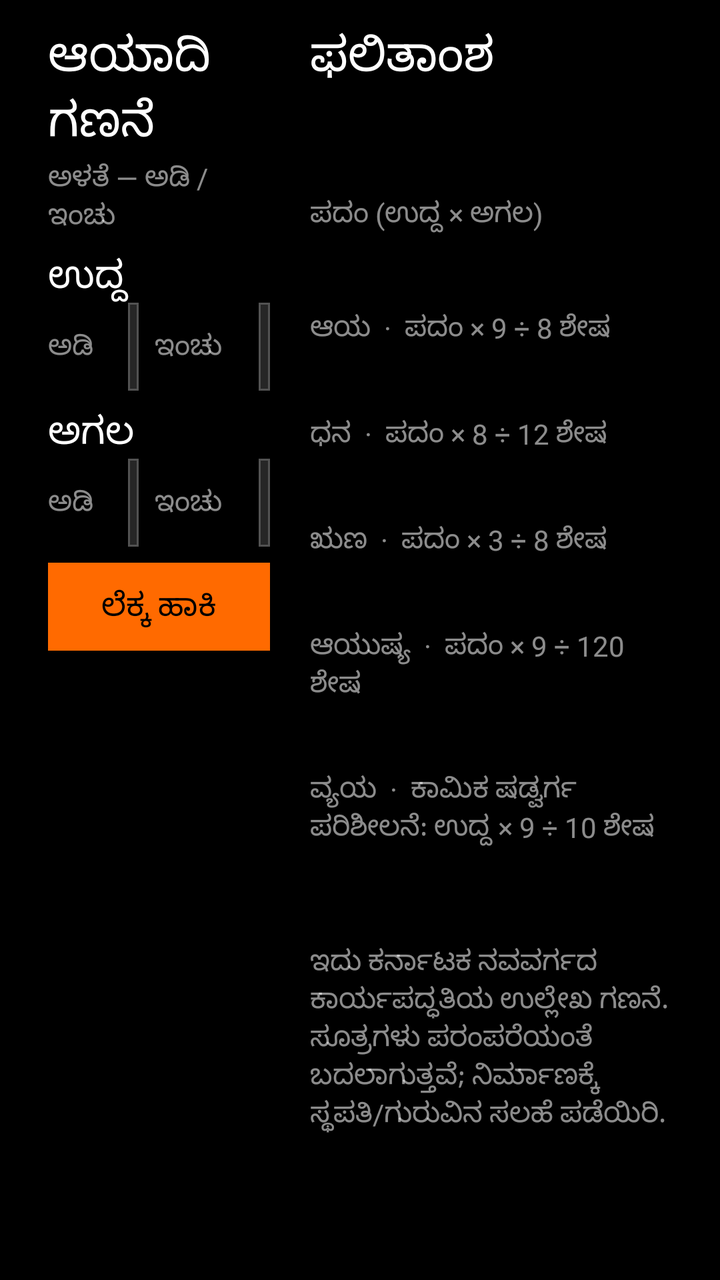
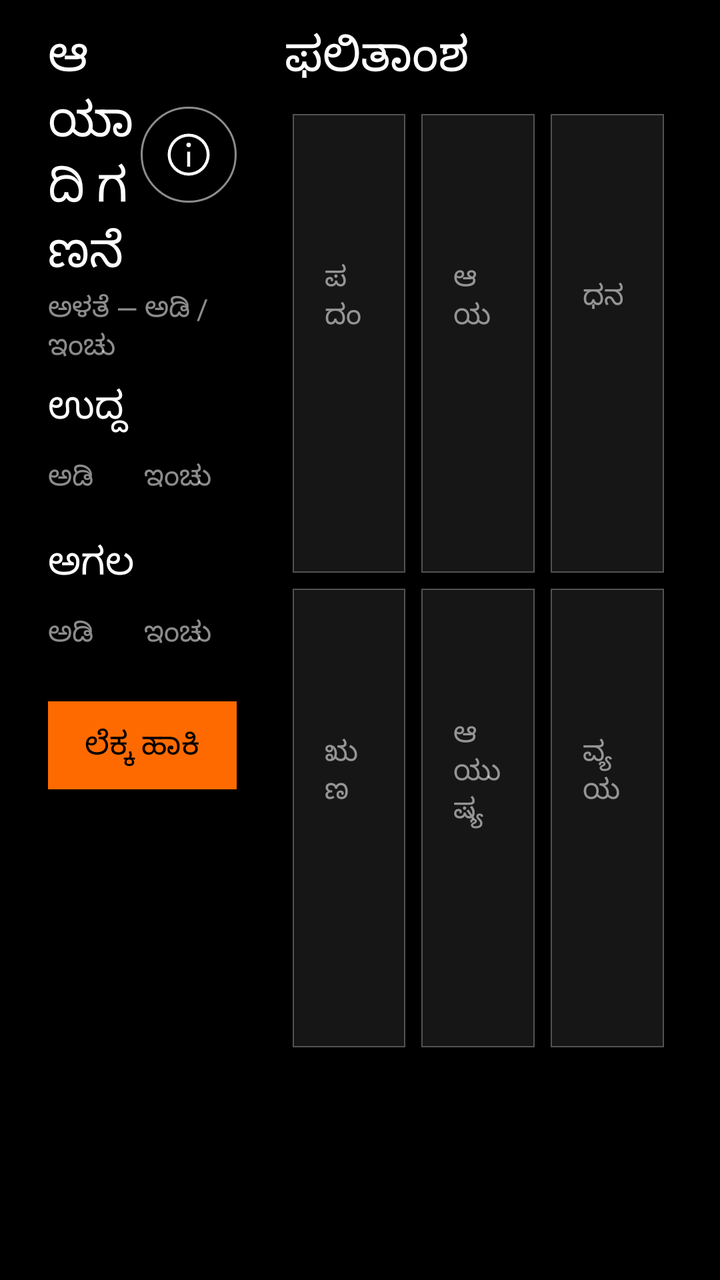

Compare the two renders of this Android layout. The source of the first and the diff that turns it into the second are given below.
<!-- AndroidManifest.xml: application theme Theme.PaperDesk -->
<!-- res/layout/page_aayadi.xml -->
<?xml version="1.0" encoding="utf-8"?>
<LinearLayout xmlns:android="http://schemas.android.com/apk/res/android"
    android:layout_width="match_parent" android:layout_height="match_parent"
    android:background="@color/black" android:orientation="horizontal"
    android:paddingLeft="@dimen/page_pad_h" android:paddingTop="@dimen/page_pad_top" android:paddingRight="@dimen/page_pad_h"
    android:paddingBottom="@dimen/footer_bar">
    <LinearLayout android:layout_width="0dp" android:layout_height="match_parent" android:layout_weight="0.42" android:orientation="vertical" android:paddingRight="20dp">
        <TextView android:id="@+id/aayadiTitle" style="@style/Desk.Title" android:layout_width="match_parent" android:layout_height="wrap_content" android:text="ಆಯಾದಿ ಗಣನೆ" />
        <TextView style="@style/Desk.Meta" android:layout_width="match_parent" android:layout_height="wrap_content" android:layout_marginTop="2dp" android:text="ಅಳತೆ — ಅಡಿ / ಇಂಚು" />
        <TextView style="@style/Desk.Section" android:layout_width="match_parent" android:layout_height="wrap_content" android:layout_marginTop="8dp" android:text="ಉದ್ದ" />
        <LinearLayout android:layout_width="match_parent" android:layout_height="wrap_content" android:orientation="horizontal">
            <TextView style="@style/Desk.Meta" android:layout_width="40dp" android:layout_height="44dp" android:gravity="center_vertical" android:text="ಅಡಿ" />
            <Spinner android:id="@+id/aayadiLengthFt" android:layout_width="0dp" android:layout_height="44dp" android:layout_weight="1" android:background="@drawable/bg_dropdown" android:contentDescription="ಉದ್ದ ಅಡಿ" android:popupBackground="@color/surface_2" android:spinnerMode="dropdown" />
            <TextView style="@style/Desk.Meta" android:layout_width="52dp" android:layout_height="44dp" android:layout_marginLeft="8dp" android:gravity="center_vertical" android:text="ಇಂಚು" />
            <Spinner android:id="@+id/aayadiLengthIn" android:layout_width="0dp" android:layout_height="44dp" android:layout_weight="1" android:background="@drawable/bg_dropdown" android:contentDescription="ಉದ್ದ ಇಂಚು" android:popupBackground="@color/surface_2" android:spinnerMode="dropdown" />
        </LinearLayout>
        <TextView style="@style/Desk.Section" android:layout_width="match_parent" android:layout_height="wrap_content" android:layout_marginTop="8dp" android:text="ಅಗಲ" />
        <LinearLayout android:layout_width="match_parent" android:layout_height="wrap_content" android:orientation="horizontal">
            <TextView style="@style/Desk.Meta" android:layout_width="40dp" android:layout_height="44dp" android:gravity="center_vertical" android:text="ಅಡಿ" />
            <Spinner android:id="@+id/aayadiBreadthFt" android:layout_width="0dp" android:layout_height="44dp" android:layout_weight="1" android:background="@drawable/bg_dropdown" android:contentDescription="ಅಗಲ ಅಡಿ" android:popupBackground="@color/surface_2" android:spinnerMode="dropdown" />
            <TextView style="@style/Desk.Meta" android:layout_width="52dp" android:layout_height="44dp" android:layout_marginLeft="8dp" android:gravity="center_vertical" android:text="ಇಂಚು" />
            <Spinner android:id="@+id/aayadiBreadthIn" android:layout_width="0dp" android:layout_height="44dp" android:layout_weight="1" android:background="@drawable/bg_dropdown" android:contentDescription="ಅಗಲ ಇಂಚು" android:popupBackground="@color/surface_2" android:spinnerMode="dropdown" />
        </LinearLayout>
        <TextView android:id="@+id/aayadiCalculate" style="@style/Desk.Button.Accent" android:layout_width="match_parent" android:layout_height="44dp" android:layout_marginTop="8dp" android:gravity="center" android:text="ಲೆಕ್ಕ ಹಾಕಿ" />
        <TextView android:id="@+id/aayadiError" style="@style/Desk.Meta" android:layout_width="match_parent" android:layout_height="wrap_content" android:layout_marginTop="8dp" android:text="ಸರಿಯಾದ ಉದ್ದ ಮತ್ತು ಅಗಲ ನಮೂದಿಸಿ" android:textColor="@color/accent" android:visibility="gone" />
    </LinearLayout>
    <ScrollView android:layout_width="0dp" android:layout_height="match_parent" android:layout_weight="0.58" android:fillViewport="true" android:scrollbars="none">
        <LinearLayout android:layout_width="match_parent" android:layout_height="wrap_content" android:orientation="vertical">
            <TextView android:id="@+id/aayadiResultTitle" style="@style/Desk.Title" android:layout_width="match_parent" android:layout_height="wrap_content" android:text="ಫಲಿತಾಂಶ" />
            <LinearLayout android:id="@+id/aayadiResults" android:layout_width="match_parent" android:layout_height="wrap_content" android:orientation="vertical">
                <TextView android:id="@+id/aayadiPadam" style="@style/Desk.Title.Large" android:layout_width="match_parent" android:layout_height="wrap_content" android:layout_marginTop="12dp" />
                <TextView style="@style/Desk.Meta" android:layout_width="match_parent" android:layout_height="wrap_content" android:text="ಪದಂ (ಉದ್ದ × ಅಗಲ)" />
                <TextView android:id="@+id/aayadiAaya" style="@style/Desk.Section" android:layout_width="match_parent" android:layout_height="wrap_content" android:layout_marginTop="12dp" />
                <TextView style="@style/Desk.Meta" android:layout_width="match_parent" android:layout_height="wrap_content" android:text="ಆಯ  ·  ಪದಂ × 9 ÷ 8 ಶೇಷ" />
                <TextView android:id="@+id/aayadiDhana" style="@style/Desk.Section" android:layout_width="match_parent" android:layout_height="wrap_content" android:layout_marginTop="8dp" />
                <TextView style="@style/Desk.Meta" android:layout_width="match_parent" android:layout_height="wrap_content" android:text="ಧನ  ·  ಪದಂ × 8 ÷ 12 ಶೇಷ" />
                <TextView android:id="@+id/aayadiRuna" style="@style/Desk.Section" android:layout_width="match_parent" android:layout_height="wrap_content" android:layout_marginTop="8dp" />
                <TextView style="@style/Desk.Meta" android:layout_width="match_parent" android:layout_height="wrap_content" android:text="ಋಣ  ·  ಪದಂ × 3 ÷ 8 ಶೇಷ" />
                <TextView android:id="@+id/aayadiAyush" style="@style/Desk.Section" android:layout_width="match_parent" android:layout_height="wrap_content" android:layout_marginTop="8dp" />
                <TextView style="@style/Desk.Meta" android:layout_width="match_parent" android:layout_height="wrap_content" android:text="ಆಯುಷ್ಯ  ·  ಪದಂ × 9 ÷ 120 ಶೇಷ" />
                <TextView android:id="@+id/aayadiVyaya" style="@style/Desk.Section" android:layout_width="match_parent" android:layout_height="wrap_content" android:layout_marginTop="8dp" />
                <TextView style="@style/Desk.Meta" android:layout_width="match_parent" android:layout_height="wrap_content" android:text="ವ್ಯಯ  ·  ಕಾಮಿಕ ಷಡ್ವರ್ಗ ಪರಿಶೀಲನೆ: ಉದ್ದ × 9 ÷ 10 ಶೇಷ" />
                <TextView android:id="@+id/aayadiSummary" style="@style/Desk.Body" android:layout_width="match_parent" android:layout_height="wrap_content" android:layout_marginTop="14dp" android:textColor="@color/accent" />
                <TextView style="@style/Desk.Meta" android:layout_width="match_parent" android:layout_height="wrap_content" android:layout_marginTop="10dp" android:text="ಇದು ಕರ್ನಾಟಕ ನವವರ್ಗದ ಕಾರ್ಯಪದ್ಧತಿಯ ಉಲ್ಲೇಖ ಗಣನೆ. ಸೂತ್ರಗಳು ಪರಂಪರೆಯಂತೆ ಬದಲಾಗುತ್ತವೆ; ನಿರ್ಮಾಣಕ್ಕೆ ಸ್ಥಪತಿ/ಗುರುವಿನ ಸಲಹೆ ಪಡೆಯಿರಿ." />
            </LinearLayout>
        </LinearLayout>
    </ScrollView>
</LinearLayout>
<!-- resources referenced by this layout -->
<resources>
  <color name="accent">#FF6A00</color>
  <color name="black">#000000</color>
  <color name="surface_2">#262626</color>
  <dimen name="footer_bar">64dp</dimen>
  <dimen name="page_pad_h">24dp</dimen>
  <dimen name="page_pad_top">12dp</dimen>
  <style name="Desk">
          <item name="android:fontFamily">sans-serif</item>
          <item name="android:textColor">@color/white</item>
      </style>
  <dimen name="type_body">18sp</dimen>
  <color name="white_90">#E6FFFFFF</color>
  <dimen name="type_meta">14sp</dimen>
  <color name="white_55">#8CFFFFFF</color>
  <dimen name="type_section">19sp</dimen>
  <color name="white">#FFFFFF</color>
  <dimen name="type_title">24sp</dimen>
  <dimen name="type_title_lg">30sp</dimen>
  <color name="carbon_support_error">#FA4D56</color>
  <color name="carbon_gray_80">#393939</color>
  <style name="Desk.Check" parent="Widget.AppCompat.CompoundButton.CheckBox">
          <item name="android:button">@drawable/bg_checkbox</item>
      </style>
  <color name="accent_70">#B3FF6A00</color>
  <color name="divider">#525252</color>
  <dimen name="btn_h">44dp</dimen>
  <dimen name="type_btn">16sp</dimen>
  <dimen name="space_16">16dp</dimen>
  <dimen name="space_8">8dp</dimen>
  <dimen name="touch">48dp</dimen>
  <dimen name="stroke_hairline">0.5dp</dimen>
  <style name="Desk.DialogButton.Positive" parent="Desk.DialogButton">
          <item name="android:textColor">@color/accent</item>
      </style>
  <style name="Desk.DialogButton.Negative" parent="Desk.DialogButton">
          <item name="android:textColor">@color/white_70</item>
      </style>
  <dimen name="check">20dp</dimen>
  <dimen name="stroke">0.5dp</dimen>
  <color name="white_70">#B3FFFFFF</color>
  <!-- unchanged entries left out for length: 21 -->
</resources>

<!-- the commit's change to res/layout/page_aayadi.xml (unified diff, before → after) -->
@@ -1,48 +1,173 @@
 <?xml version="1.0" encoding="utf-8"?>
 <LinearLayout xmlns:android="http://schemas.android.com/apk/res/android"
-    android:layout_width="match_parent" android:layout_height="match_parent"
-    android:background="@color/black" android:orientation="horizontal"
-    android:paddingLeft="@dimen/page_pad_h" android:paddingTop="@dimen/page_pad_top" android:paddingRight="@dimen/page_pad_h"
+    android:layout_width="match_parent"
+    android:layout_height="match_parent"
+    android:background="@color/black"
+    android:orientation="horizontal"
+    android:paddingLeft="@dimen/page_pad_h"
+    android:paddingTop="@dimen/page_pad_top"
+    android:paddingRight="@dimen/page_pad_h"
     android:paddingBottom="@dimen/footer_bar">
-    <LinearLayout android:layout_width="0dp" android:layout_height="match_parent" android:layout_weight="0.42" android:orientation="vertical" android:paddingRight="20dp">
-        <TextView android:id="@+id/aayadiTitle" style="@style/Desk.Title" android:layout_width="match_parent" android:layout_height="wrap_content" android:text="ಆಯಾದಿ ಗಣನೆ" />
-        <TextView style="@style/Desk.Meta" android:layout_width="match_parent" android:layout_height="wrap_content" android:layout_marginTop="2dp" android:text="ಅಳತೆ — ಅಡಿ / ಇಂಚು" />
-        <TextView style="@style/Desk.Section" android:layout_width="match_parent" android:layout_height="wrap_content" android:layout_marginTop="8dp" android:text="ಉದ್ದ" />
-        <LinearLayout android:layout_width="match_parent" android:layout_height="wrap_content" android:orientation="horizontal">
+
+    <LinearLayout
+        android:layout_width="0dp"
+        android:layout_height="match_parent"
+        android:layout_weight="0.38"
+        android:orientation="vertical"
+        android:paddingRight="24dp">
+
+        <LinearLayout
+            android:layout_width="match_parent"
+            android:layout_height="wrap_content"
+            android:gravity="center_vertical"
+            android:orientation="horizontal">
+
+            <TextView
+                android:id="@+id/aayadiTitle"
+                style="@style/Desk.Title"
+                android:layout_width="0dp"
+                android:layout_height="wrap_content"
+                android:layout_weight="1"
+                android:text="ಆಯಾದಿ ಗಣನೆ" />
+
+            <ImageButton
+                android:id="@+id/aayadiInfo"
+                style="@style/Desk.Circle"
+                android:contentDescription="ಆಯಾದಿ ಮಾಹಿತಿ"
+                android:src="@drawable/ic_information" />
+        </LinearLayout>
+
+        <TextView
+            style="@style/Desk.Meta"
+            android:layout_width="match_parent"
+            android:layout_height="wrap_content"
+            android:layout_marginTop="2dp"
+            android:text="ಅಳತೆ — ಅಡಿ / ಇಂಚು" />
+
+        <TextView
+            style="@style/Desk.Section"
+            android:layout_width="match_parent"
+            android:layout_height="wrap_content"
+            android:layout_marginTop="8dp"
+            android:text="ಉದ್ದ" />
+
+        <LinearLayout
+            android:layout_width="match_parent"
+            android:layout_height="wrap_content"
+            android:orientation="horizontal">
             <TextView style="@style/Desk.Meta" android:layout_width="40dp" android:layout_height="44dp" android:gravity="center_vertical" android:text="ಅಡಿ" />
             <Spinner android:id="@+id/aayadiLengthFt" android:layout_width="0dp" android:layout_height="44dp" android:layout_weight="1" android:background="@drawable/bg_dropdown" android:contentDescription="ಉದ್ದ ಅಡಿ" android:popupBackground="@color/surface_2" android:spinnerMode="dropdown" />
             <TextView style="@style/Desk.Meta" android:layout_width="52dp" android:layout_height="44dp" android:layout_marginLeft="8dp" android:gravity="center_vertical" android:text="ಇಂಚು" />
             <Spinner android:id="@+id/aayadiLengthIn" android:layout_width="0dp" android:layout_height="44dp" android:layout_weight="1" android:background="@drawable/bg_dropdown" android:contentDescription="ಉದ್ದ ಇಂಚು" android:popupBackground="@color/surface_2" android:spinnerMode="dropdown" />
         </LinearLayout>
-        <TextView style="@style/Desk.Section" android:layout_width="match_parent" android:layout_height="wrap_content" android:layout_marginTop="8dp" android:text="ಅಗಲ" />
-        <LinearLayout android:layout_width="match_parent" android:layout_height="wrap_content" android:orientation="horizontal">
+
+        <TextView
+            style="@style/Desk.Section"
+            android:layout_width="match_parent"
+            android:layout_height="wrap_content"
+            android:layout_marginTop="8dp"
+            android:text="ಅಗಲ" />
+
+        <LinearLayout
+            android:layout_width="match_parent"
+            android:layout_height="wrap_content"
+            android:orientation="horizontal">
             <TextView style="@style/Desk.Meta" android:layout_width="40dp" android:layout_height="44dp" android:gravity="center_vertical" android:text="ಅಡಿ" />
             <Spinner android:id="@+id/aayadiBreadthFt" android:layout_width="0dp" android:layout_height="44dp" android:layout_weight="1" android:background="@drawable/bg_dropdown" android:contentDescription="ಅಗಲ ಅಡಿ" android:popupBackground="@color/surface_2" android:spinnerMode="dropdown" />
             <TextView style="@style/Desk.Meta" android:layout_width="52dp" android:layout_height="44dp" android:layout_marginLeft="8dp" android:gravity="center_vertical" android:text="ಇಂಚು" />
             <Spinner android:id="@+id/aayadiBreadthIn" android:layout_width="0dp" android:layout_height="44dp" android:layout_weight="1" android:background="@drawable/bg_dropdown" android:contentDescription="ಅಗಲ ಇಂಚು" android:popupBackground="@color/surface_2" android:spinnerMode="dropdown" />
         </LinearLayout>
-        <TextView android:id="@+id/aayadiCalculate" style="@style/Desk.Button.Accent" android:layout_width="match_parent" android:layout_height="44dp" android:layout_marginTop="8dp" android:gravity="center" android:text="ಲೆಕ್ಕ ಹಾಕಿ" />
-        <TextView android:id="@+id/aayadiError" style="@style/Desk.Meta" android:layout_width="match_parent" android:layout_height="wrap_content" android:layout_marginTop="8dp" android:text="ಸರಿಯಾದ ಉದ್ದ ಮತ್ತು ಅಗಲ ನಮೂದಿಸಿ" android:textColor="@color/accent" android:visibility="gone" />
+
+        <TextView
+            android:id="@+id/aayadiCalculate"
+            style="@style/Desk.Button.Accent"
+            android:layout_width="match_parent"
+            android:layout_height="44dp"
+            android:layout_marginTop="12dp"
+            android:gravity="center"
+            android:text="ಲೆಕ್ಕ ಹಾಕಿ" />
+
+        <TextView
+            android:id="@+id/aayadiError"
+            style="@style/Desk.Meta"
+            android:layout_width="match_parent"
+            android:layout_height="wrap_content"
+            android:layout_marginTop="8dp"
+            android:text="ಸರಿಯಾದ ಉದ್ದ ಮತ್ತು ಅಗಲ ನಮೂದಿಸಿ"
+            android:textColor="@color/carbon_support_error"
+            android:visibility="gone" />
     </LinearLayout>
-    <ScrollView android:layout_width="0dp" android:layout_height="match_parent" android:layout_weight="0.58" android:fillViewport="true" android:scrollbars="none">
-        <LinearLayout android:layout_width="match_parent" android:layout_height="wrap_content" android:orientation="vertical">
-            <TextView android:id="@+id/aayadiResultTitle" style="@style/Desk.Title" android:layout_width="match_parent" android:layout_height="wrap_content" android:text="ಫಲಿತಾಂಶ" />
-            <LinearLayout android:id="@+id/aayadiResults" android:layout_width="match_parent" android:layout_height="wrap_content" android:orientation="vertical">
-                <TextView android:id="@+id/aayadiPadam" style="@style/Desk.Title.Large" android:layout_width="match_parent" android:layout_height="wrap_content" android:layout_marginTop="12dp" />
-                <TextView style="@style/Desk.Meta" android:layout_width="match_parent" android:layout_height="wrap_content" android:text="ಪದಂ (ಉದ್ದ × ಅಗಲ)" />
-                <TextView android:id="@+id/aayadiAaya" style="@style/Desk.Section" android:layout_width="match_parent" android:layout_height="wrap_content" android:layout_marginTop="12dp" />
-                <TextView style="@style/Desk.Meta" android:layout_width="match_parent" android:layout_height="wrap_content" android:text="ಆಯ  ·  ಪದಂ × 9 ÷ 8 ಶೇಷ" />
-                <TextView android:id="@+id/aayadiDhana" style="@style/Desk.Section" android:layout_width="match_parent" android:layout_height="wrap_content" android:layout_marginTop="8dp" />
-                <TextView style="@style/Desk.Meta" android:layout_width="match_parent" android:layout_height="wrap_content" android:text="ಧನ  ·  ಪದಂ × 8 ÷ 12 ಶೇಷ" />
-                <TextView android:id="@+id/aayadiRuna" style="@style/Desk.Section" android:layout_width="match_parent" android:layout_height="wrap_content" android:layout_marginTop="8dp" />
-                <TextView style="@style/Desk.Meta" android:layout_width="match_parent" android:layout_height="wrap_content" android:text="ಋಣ  ·  ಪದಂ × 3 ÷ 8 ಶೇಷ" />
-                <TextView android:id="@+id/aayadiAyush" style="@style/Desk.Section" android:layout_width="match_parent" android:layout_height="wrap_content" android:layout_marginTop="8dp" />
-                <TextView style="@style/Desk.Meta" android:layout_width="match_parent" android:layout_height="wrap_content" android:text="ಆಯುಷ್ಯ  ·  ಪದಂ × 9 ÷ 120 ಶೇಷ" />
-                <TextView android:id="@+id/aayadiVyaya" style="@style/Desk.Section" android:layout_width="match_parent" android:layout_height="wrap_content" android:layout_marginTop="8dp" />
-                <TextView style="@style/Desk.Meta" android:layout_width="match_parent" android:layout_height="wrap_content" android:text="ವ್ಯಯ  ·  ಕಾಮಿಕ ಷಡ್ವರ್ಗ ಪರಿಶೀಲನೆ: ಉದ್ದ × 9 ÷ 10 ಶೇಷ" />
-                <TextView android:id="@+id/aayadiSummary" style="@style/Desk.Body" android:layout_width="match_parent" android:layout_height="wrap_content" android:layout_marginTop="14dp" android:textColor="@color/accent" />
-                <TextView style="@style/Desk.Meta" android:layout_width="match_parent" android:layout_height="wrap_content" android:layout_marginTop="10dp" android:text="ಇದು ಕರ್ನಾಟಕ ನವವರ್ಗದ ಕಾರ್ಯಪದ್ಧತಿಯ ಉಲ್ಲೇಖ ಗಣನೆ. ಸೂತ್ರಗಳು ಪರಂಪರೆಯಂತೆ ಬದಲಾಗುತ್ತವೆ; ನಿರ್ಮಾಣಕ್ಕೆ ಸ್ಥಪತಿ/ಗುರುವಿನ ಸಲಹೆ ಪಡೆಯಿರಿ." />
-            </LinearLayout>
+
+    <LinearLayout
+        android:layout_width="0dp"
+        android:layout_height="match_parent"
+        android:layout_weight="0.62"
+        android:orientation="vertical">
+
+        <TextView
+            android:id="@+id/aayadiResultTitle"
+            style="@style/Desk.Title"
+            android:layout_width="match_parent"
+            android:layout_height="wrap_content"
+            android:text="ಫಲಿತಾಂಶ" />
+
+        <LinearLayout
+            android:id="@+id/aayadiResults"
+            android:layout_width="match_parent"
+            android:layout_height="0dp"
+            android:layout_marginTop="8dp"
+            android:layout_weight="1"
+            android:orientation="vertical">
+
+            <GridLayout
+                android:layout_width="match_parent"
+                android:layout_height="0dp"
+                android:layout_weight="1"
+                android:alignmentMode="alignMargins"
+                android:columnCount="3"
+                android:rowCount="2"
+                android:useDefaultMargins="true">
+
+                <LinearLayout android:layout_width="0dp" android:layout_height="0dp" android:layout_columnWeight="1" android:layout_rowWeight="1" android:background="@drawable/bg_card" android:gravity="center_vertical" android:orientation="vertical" android:padding="16dp">
+                    <TextView style="@style/Desk.Meta" android:layout_width="match_parent" android:layout_height="wrap_content" android:text="ಪದಂ" />
+                    <TextView android:id="@+id/aayadiPadam" style="@style/Desk.Title.Large" android:layout_width="match_parent" android:layout_height="wrap_content" android:layout_marginTop="6dp" />
+                </LinearLayout>
+
+                <LinearLayout android:layout_width="0dp" android:layout_height="0dp" android:layout_columnWeight="1" android:layout_rowWeight="1" android:background="@drawable/bg_card" android:gravity="center_vertical" android:orientation="vertical" android:padding="16dp">
+                    <TextView style="@style/Desk.Meta" android:layout_width="match_parent" android:layout_height="wrap_content" android:text="ಆಯ" />
+                    <TextView android:id="@+id/aayadiAaya" style="@style/Desk.Title.Large" android:layout_width="match_parent" android:layout_height="wrap_content" android:layout_marginTop="6dp" android:maxLines="2" />
+                </LinearLayout>
+
+                <LinearLayout android:layout_width="0dp" android:layout_height="0dp" android:layout_columnWeight="1" android:layout_rowWeight="1" android:background="@drawable/bg_card" android:gravity="center_vertical" android:orientation="vertical" android:padding="16dp">
+                    <TextView style="@style/Desk.Meta" android:layout_width="match_parent" android:layout_height="wrap_content" android:text="ಧನ" />
+                    <TextView android:id="@+id/aayadiDhana" style="@style/Desk.Title.Large" android:layout_width="match_parent" android:layout_height="wrap_content" android:layout_marginTop="6dp" />
+                </LinearLayout>
+
+                <LinearLayout android:layout_width="0dp" android:layout_height="0dp" android:layout_columnWeight="1" android:layout_rowWeight="1" android:background="@drawable/bg_card" android:gravity="center_vertical" android:orientation="vertical" android:padding="16dp">
+                    <TextView style="@style/Desk.Meta" android:layout_width="match_parent" android:layout_height="wrap_content" android:text="ಋಣ" />
+                    <TextView android:id="@+id/aayadiRuna" style="@style/Desk.Title.Large" android:layout_width="match_parent" android:layout_height="wrap_content" android:layout_marginTop="6dp" />
+                </LinearLayout>
+
+                <LinearLayout android:layout_width="0dp" android:layout_height="0dp" android:layout_columnWeight="1" android:layout_rowWeight="1" android:background="@drawable/bg_card" android:gravity="center_vertical" android:orientation="vertical" android:padding="16dp">
+                    <TextView style="@style/Desk.Meta" android:layout_width="match_parent" android:layout_height="wrap_content" android:text="ಆಯುಷ್ಯ" />
+                    <TextView android:id="@+id/aayadiAyush" style="@style/Desk.Title.Large" android:layout_width="match_parent" android:layout_height="wrap_content" android:layout_marginTop="6dp" />
+                </LinearLayout>
+
+                <LinearLayout android:layout_width="0dp" android:layout_height="0dp" android:layout_columnWeight="1" android:layout_rowWeight="1" android:background="@drawable/bg_card" android:gravity="center_vertical" android:orientation="vertical" android:padding="16dp">
+                    <TextView style="@style/Desk.Meta" android:layout_width="match_parent" android:layout_height="wrap_content" android:text="ವ್ಯಯ" />
+                    <TextView android:id="@+id/aayadiVyaya" style="@style/Desk.Title.Large" android:layout_width="match_parent" android:layout_height="wrap_content" android:layout_marginTop="6dp" />
+                </LinearLayout>
+            </GridLayout>
+
+            <TextView
+                android:id="@+id/aayadiSummary"
+                style="@style/Desk.Body"
+                android:layout_width="match_parent"
+                android:layout_height="wrap_content"
+                android:layout_margin="4dp"
+                android:paddingTop="8dp"
+                android:paddingBottom="8dp"
+                android:textColor="@color/accent" />
         </LinearLayout>
-    </ScrollView>
+    </LinearLayout>
 </LinearLayout>
<!-- resource entries referenced after the edit -->
@@ -6,6 +6,45 @@
   <dimen name="footer_bar">64dp</dimen>
   <dimen name="page_pad_h">24dp</dimen>
   <dimen name="page_pad_top">12dp</dimen>
+  <!-- drawable bg_card (drawable) -->
+  <?xml version="1.0" encoding="utf-8"?>
+  <ripple xmlns:android="http://schemas.android.com/apk/res/android"
+      android:color="@color/accent">
+      <item>
+          <shape android:shape="rectangle">
+              <stroke
+                  android:width="@dimen/stroke_hairline"
+                  android:color="@color/divider" />
+              <solid android:color="@color/surface_1" />
+          </shape>
+      </item>
+  </ripple>
+  <!-- drawable ic_information (drawable) -->
+  <?xml version="1.0" encoding="utf-8"?>
+  <vector xmlns:android="http://schemas.android.com/apk/res/android"
+      android:width="24dp"
+      android:height="24dp"
+      android:viewportWidth="32"
+      android:viewportHeight="32">
+      <path
+          android:fillColor="@color/white"
+          android:pathData="M16,2A14,14 0,1 0,30 16A14,14 0,0 0,16 2M16,28A12,12 0,1 1,28 16A12,12 0,0 1,16 28M15,14h2v10h-2zM16,8a1.5,1.5 0,1 0,1.5 1.5A1.5,1.5 0,0 0,16 8" />
+  </vector>
+  <style name="Desk.Circle" parent="Widget.AppCompat.ImageButton">
+          <item name="android:layout_width">@dimen/touch</item>
+          <item name="android:layout_height">@dimen/touch</item>
+          <item name="android:background">@drawable/bg_circle</item>
+          <item name="android:clickable">true</item>
+          <item name="android:focusable">true</item>
+          <item name="android:minWidth">@dimen/touch</item>
+          <item name="android:minHeight">@dimen/touch</item>
+          <item name="android:padding">0dp</item>
+          <item name="android:cropToPadding">false</item>
+          <item name="android:scaleType">center</item>
+          <item name="android:adjustViewBounds">true</item>
+          <item name="android:tint">@color/white</item>
+          <item name="tint">@color/white</item>
+      </style>
   <style name="Desk">
           <item name="android:fontFamily">sans-serif</item>
           <item name="android:textColor">@color/white</item>
@@ -25,11 +64,26 @@
       </style>
   <color name="accent_70">#B3FF6A00</color>
   <color name="divider">#525252</color>
+  <color name="surface_1">#161616</color>
   <dimen name="btn_h">44dp</dimen>
   <dimen name="type_btn">16sp</dimen>
   <dimen name="space_16">16dp</dimen>
+  <dimen name="stroke_standard">1dp</dimen>
   <dimen name="space_8">8dp</dimen>
   <dimen name="touch">48dp</dimen>
+  <!-- drawable bg_circle (drawable) -->
+  <?xml version="1.0" encoding="utf-8"?>
+  <ripple xmlns:android="http://schemas.android.com/apk/res/android"
+      android:color="@color/accent">
+      <item>
+          <shape android:shape="oval">
+              <stroke
+                  android:width="@dimen/stroke_standard"
+                  android:color="@color/white_55" />
+              <solid android:color="@android:color/transparent" />
+          </shape>
+      </item>
+  </ripple>
   <dimen name="stroke_hairline">0.5dp</dimen>
   <style name="Desk.DialogButton.Positive" parent="Desk.DialogButton">
           <item name="android:textColor">@color/accent</item>
